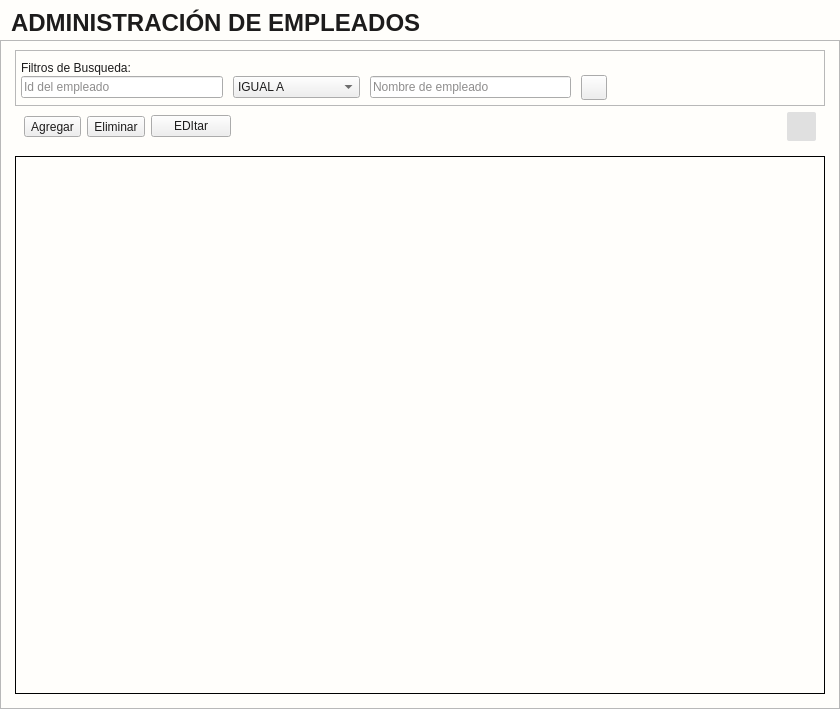
LAngelVp/software-punto-de-venta, file app/View/UserInterfaceUi/UI_CONTROL_EMPLEADOS.ui: the form before one commit.
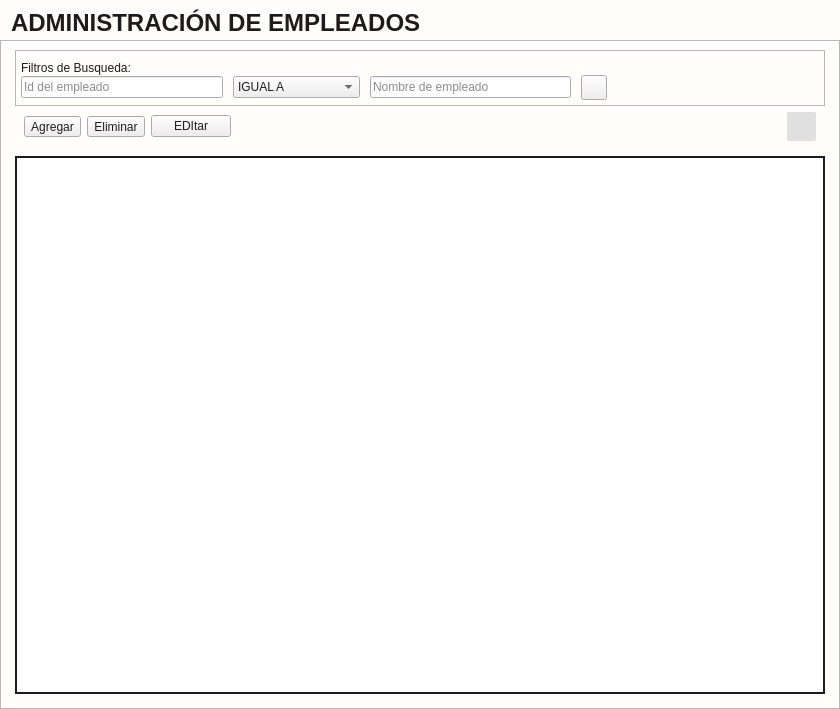
The form after the commit. Icons and pictures are not drawn.

```diff
--- a/app/View/UserInterfaceUi/UI_CONTROL_EMPLEADOS.ui
+++ b/app/View/UserInterfaceUi/UI_CONTROL_EMPLEADOS.ui
@@ -35,10 +35,6 @@
 font-family: &quot;Arial&quot;;
 padding-top: 5px;
 }
-#tabla_listaempleados {
-    border: 1px solid;
-    background: #fffefb;
-}
 *[objectName*=&quot;etiqueta&quot;]{
 font-family: Arial;
 margin-left: 5px;
@@ -139,7 +135,8 @@
 [objectName*=&quot;tabla_&quot;] {
     font-family: Arial;
     font-size: 14px;
-background: #F5F5F5;
+background: #E3E3E3;
+border:none;
 }
 
 /* Encabezados de la tabla */
```
